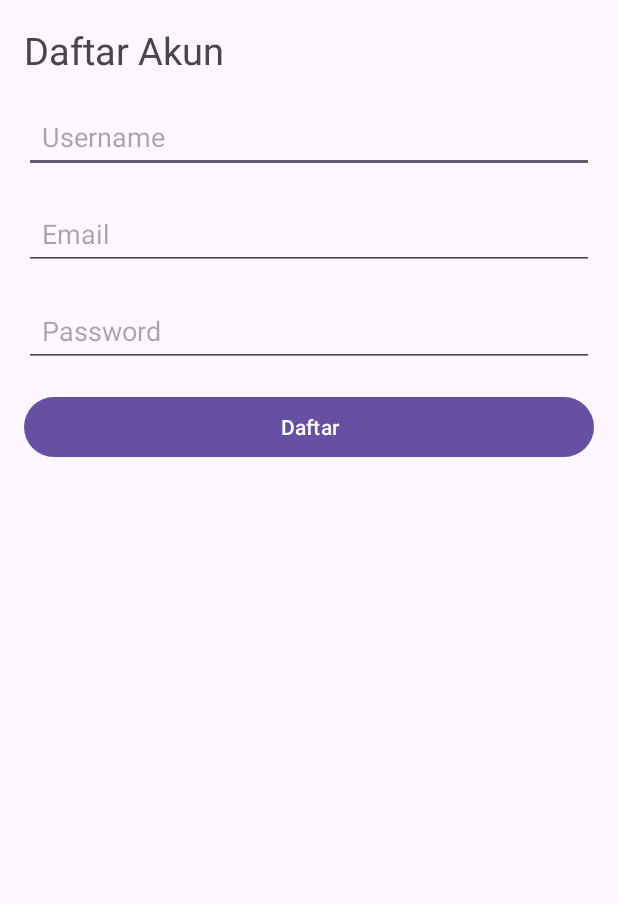
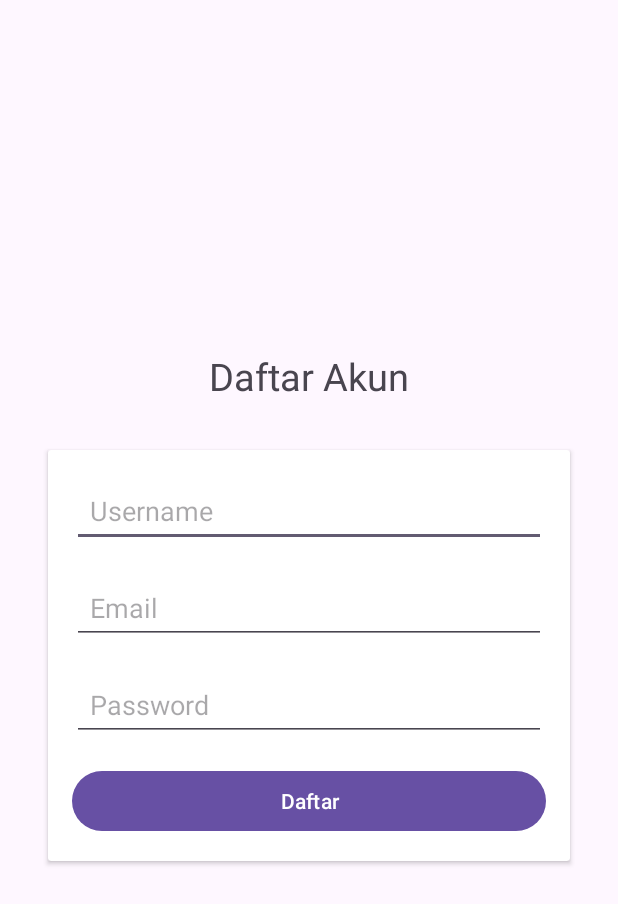
Before and after one commit to luhihsan/LilMile, an Android app: the screen it shows after launch (MainActivity), on a phone screen of 412 x 824 dp. Shown: the top 904 px of the screen. Run offline under Robolectric (Android 15) with nearby library versions, the phone set to English and light mode, and no system bars; our stand-ins replace Firebase (no records; nobody signed in at launch, a user with empty details on screens opened directly).

Commit message:
Rapihin tampilan aja

```diff
--- a/app/src/main/res/layout/activity_main.xml
+++ b/app/src/main/res/layout/activity_main.xml
@@ -1,8 +1,10 @@
 <?xml version="1.0" encoding="utf-8"?>
-<LinearLayout xmlns:android="http://schemas.android.com/apk/res/android"
+<LinearLayout
+    xmlns:android="http://schemas.android.com/apk/res/android"
     android:layout_width="match_parent"
     android:layout_height="match_parent"
     android:orientation="vertical"
+    android:gravity="center"
     android:padding="16dp"
     xmlns:tools="http://schemas.android.com/tools"
     tools:context=".MainActivity">
@@ -12,7 +14,20 @@
         android:layout_width="wrap_content"
         android:layout_height="wrap_content"
         android:text="Daftar Akun"
-        android:textSize="25sp" />
+        android:textSize="25sp"
+        android:layout_gravity="center_horizontal"
+        android:layout_marginBottom="16dp" />
+
+    <androidx.cardview.widget.CardView
+        android:layout_width="match_parent"
+        android:layout_height="wrap_content"
+        android:layout_margin="16dp">
+
+        <LinearLayout
+            android:layout_width="match_parent"
+            android:layout_height="wrap_content"
+            android:orientation="vertical"
+            android:padding="16dp">
 
             <EditText
                 android:id="@+id/etUserName"
@@ -21,7 +36,7 @@
                 android:padding="12dp"
                 android:hint="Username"
                 android:inputType="textPersonName"
-        android:layout_marginTop="16dp" />
+                android:layout_marginBottom="16dp" />
 
             <EditText
                 android:id="@+id/etEmail"
@@ -30,7 +45,7 @@
                 android:padding="12dp"
                 android:hint="Email"
                 android:inputType="textEmailAddress"
-        android:layout_marginTop="16dp" />
+                android:layout_marginBottom="16dp" />
 
             <EditText
                 android:id="@+id/etPassword"
@@ -39,15 +54,13 @@
                 android:padding="12dp"
                 android:hint="Password"
                 android:inputType="textPassword"
-        android:layout_marginTop="16dp" />
+                android:layout_marginBottom="16dp" />
 
             <Button
                 android:id="@+id/btnRegistrasi"
                 android:layout_width="match_parent"
                 android:layout_height="wrap_content"
-        android:text="Daftar"
-        android:layout_marginTop="16dp" />
-
-
-
+                android:text="Daftar" />
         </LinearLayout>
+    </androidx.cardview.widget.CardView>
+</LinearLayout>
--- a/app/src/main/res/layout/activity_reservasi_dokter.xml
+++ b/app/src/main/res/layout/activity_reservasi_dokter.xml
@@ -5,7 +5,7 @@
     xmlns:tools="http://schemas.android.com/tools"
     android:layout_width="match_parent"
     android:layout_height="match_parent"
-    tools:context="MainActivity">
+    tools:context=".MainActivity">
 
     <androidx.coordinatorlayout.widget.CoordinatorLayout
         android:layout_width="match_parent"
```
Also changed, not shown: app/src/main/res/layout/activity_registrasi_anak.xml (+33 -5 lines), app/src/main/res/layout/activity_tambah_data_pertumbuhan.xml (+33 -2 lines). Lines whose indentation alone changed are shown as unchanged.
